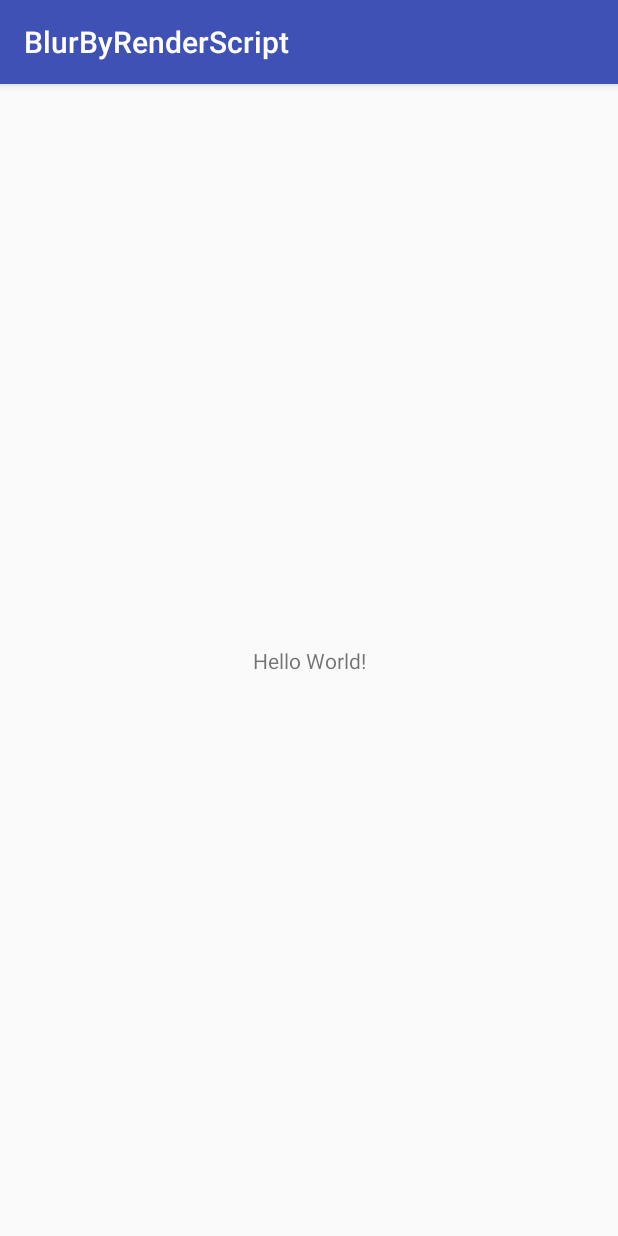
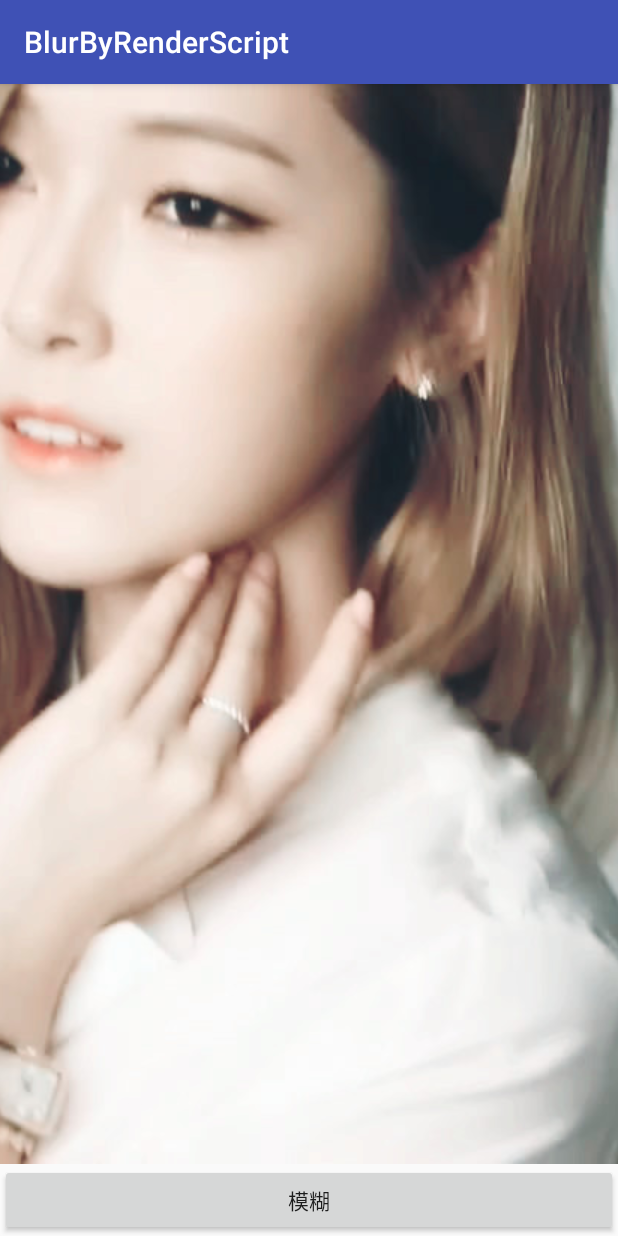
Before and after one commit to wukking/BlurByRenderScript, an Android app: the screen it shows after launch (MainActivity), on a phone screen of 412 x 824 dp. Run offline under Robolectric (Android 15) with nearby library versions, the phone set to English and light mode, and no system bars; libraries missing offline, so code that uses them is left out: android.support.v8; 1 statement that could not run was skipped.

Commit message:
模糊简单使用。。。。

```diff
--- a/app/src/main/java/com/wuyson/blurbyrenderscript/MainActivity.java
+++ b/app/src/main/java/com/wuyson/blurbyrenderscript/MainActivity.java
@@ -1,13 +1,64 @@
 package com.wuyson.blurbyrenderscript;
 
+import android.graphics.Bitmap;
+import android.graphics.BitmapFactory;
+import android.graphics.drawable.BitmapDrawable;
+import android.os.Handler;
+import android.os.Message;
 import android.support.v7.app.AppCompatActivity;
 import android.os.Bundle;
+import android.view.View;
+import android.widget.Button;
+import android.widget.ImageView;
 
 public class MainActivity extends AppCompatActivity {
+    private ImageView mImgOriginal;
+    private Button btnBlur;
+    private Handler mHandler;
+    private RenderScriptUtils mBlurRs;
 
     @Override
     protected void onCreate(Bundle savedInstanceState) {
         super.onCreate(savedInstanceState);
         setContentView(R.layout.activity_main);
+        mHandler = new Handler(){
+            @Override
+            public void handleMessage(Message msg) {
+                super.handleMessage(msg);
+                Bitmap bitmap = (Bitmap) msg.obj;
+                mImgOriginal.setImageBitmap(bitmap);
+            }
+        };
+
+        mImgOriginal = findViewById(R.id.img_original);
+        btnBlur = findViewById(R.id.btn_blur);
+
+        final Bitmap bitmap = ((BitmapDrawable) mImgOriginal.getDrawable()).getBitmap();
+
+        mBlurRs = new RenderScriptUtils(this);
+
+
+        btnBlur.setOnClickListener(new View.OnClickListener() {
+            @Override
+            public void onClick(View view) {
+                new Thread(new Runnable() {
+                    @Override
+                    public void run() {
+                        Bitmap blur = mBlurRs.blur(bitmap, 25f);
+
+                        Message message = new Message();
+                        message.what = 1;
+                        message.obj = bitmap;
+                        mHandler.sendMessage(message);
+                    }
+                }).start();
+            }
+        });
+    }
+
+    @Override
+    protected void onDestroy() {
+        super.onDestroy();
+        mBlurRs.destory();
     }
 }
--- a/app/src/main/res/layout/activity_main.xml
+++ b/app/src/main/res/layout/activity_main.xml
@@ -1,18 +1,23 @@
 <?xml version="1.0" encoding="utf-8"?>
-<android.support.constraint.ConstraintLayout xmlns:android="http://schemas.android.com/apk/res/android"
-    xmlns:app="http://schemas.android.com/apk/res-auto"
+<RelativeLayout xmlns:android="http://schemas.android.com/apk/res/android"
     xmlns:tools="http://schemas.android.com/tools"
     android:layout_width="match_parent"
     android:layout_height="match_parent"
     tools:context=".MainActivity">
 
-    <TextView
-        android:layout_width="wrap_content"
+    <ImageView
+        android:id="@+id/img_original"
+        android:layout_width="match_parent"
         android:layout_height="wrap_content"
-        android:text="Hello World!"
-        app:layout_constraintBottom_toBottomOf="parent"
-        app:layout_constraintLeft_toLeftOf="parent"
-        app:layout_constraintRight_toRightOf="parent"
-        app:layout_constraintTop_toTopOf="parent" />
+        android:scaleType="centerCrop"
+        android:src="@drawable/app_img_jessica" />
 
-</android.support.constraint.ConstraintLayout>
+    <Button
+        android:id="@+id/btn_blur"
+        android:layout_width="match_parent"
+        android:layout_height="wrap_content"
+        android:layout_alignParentBottom="true"
+        android:text="模糊" />
+
+
+</RelativeLayout>
```
Also changed, not shown: app/build.gradle (+9 -0 lines), app/src/main/java/com/wuyson/blurbyrenderscript/RenderScriptUtils.java (added, +71 -0 lines), app/src/main/res/drawable/app_img_jessica.jpeg (added), 7 other files.
